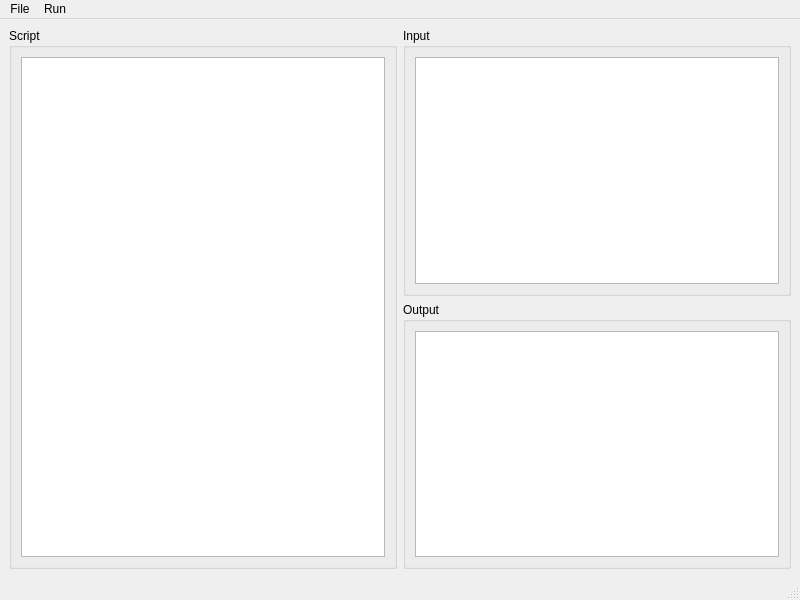
This is gui/ui/MainWindow.ui in RyanDeBarros/Lexico as Qt 5 draws it before an edit. The edited form follows.
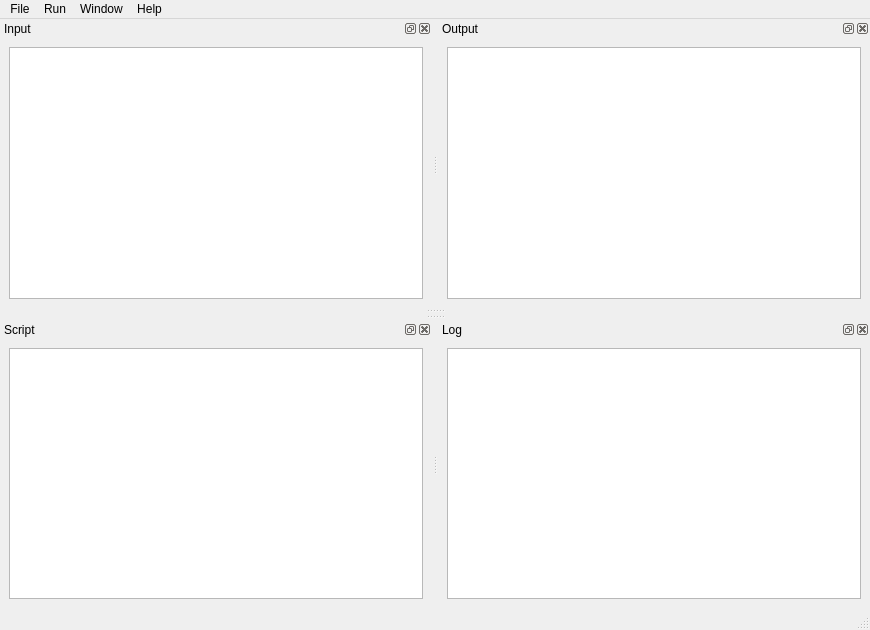
This is the edited form.

Commit message: Cleaner GUI design with dock widgets

```diff
--- a/gui/ui/MainWindow.ui
+++ b/gui/ui/MainWindow.ui
@@ -6,67 +6,30 @@
    <rect>
     <x>0</x>
     <y>0</y>
-    <width>800</width>
-    <height>600</height>
+    <width>870</width>
+    <height>630</height>
    </rect>
   </property>
   <property name="windowTitle">
    <string>MainWindow</string>
   </property>
   <widget class="QWidget" name="centralwidget">
-   <layout class="QHBoxLayout" name="horizontalLayout">
-    <item>
-     <widget class="QGroupBox" name="groupBox_2">
-      <property name="title">
-       <string>Script</string>
-      </property>
-      <layout class="QVBoxLayout" name="verticalLayout_3">
-       <item>
-        <widget class="QPlainTextEdit" name="scriptText"/>
-       </item>
-      </layout>
-     </widget>
-    </item>
-    <item>
-     <layout class="QVBoxLayout" name="verticalLayout_4">
-      <item>
-       <widget class="QGroupBox" name="groupBox">
-        <property name="title">
-         <string>Input</string>
-        </property>
-        <layout class="QVBoxLayout" name="verticalLayout">
-         <item>
-          <widget class="QPlainTextEdit" name="inputText"/>
-         </item>
-        </layout>
-       </widget>
-      </item>
-      <item>
-       <widget class="QGroupBox" name="groupBox_3">
-        <property name="title">
-         <string>Output</string>
-        </property>
-        <layout class="QVBoxLayout" name="verticalLayout_2">
-         <item>
-          <widget class="QPlainTextEdit" name="outputText">
-           <property name="readOnly">
-            <bool>true</bool>
-           </property>
-          </widget>
-         </item>
-        </layout>
-       </widget>
-      </item>
-     </layout>
-    </item>
-   </layout>
+   <property name="enabled">
+    <bool>true</bool>
+   </property>
+   <property name="maximumSize">
+    <size>
+     <width>0</width>
+     <height>0</height>
+    </size>
+   </property>
   </widget>
   <widget class="QMenuBar" name="menubar">
    <property name="geometry">
     <rect>
      <x>0</x>
      <y>0</y>
-     <width>800</width>
+     <width>870</width>
      <height>33</height>
     </rect>
    </property>
@@ -86,10 +49,98 @@
     </property>
     <addaction name="actionRunScript"/>
    </widget>
+   <widget class="QMenu" name="menuWindow">
+    <property name="title">
+     <string>Window</string>
+    </property>
+   </widget>
+   <widget class="QMenu" name="menuHelp">
+    <property name="title">
+     <string>Help</string>
+    </property>
+   </widget>
    <addaction name="menuFile"/>
    <addaction name="menuRun"/>
+   <addaction name="menuWindow"/>
+   <addaction name="menuHelp"/>
   </widget>
   <widget class="QStatusBar" name="statusbar"/>
+  <widget class="QDockWidget" name="dockWidget">
+   <property name="windowTitle">
+    <string>Input</string>
+   </property>
+   <property name="dockLocation">
+    <enum>Qt::DockWidgetArea::TopDockWidgetArea</enum>
+   </property>
+   <attribute name="dockWidgetArea">
+    <number>4</number>
+   </attribute>
+   <widget class="QWidget" name="dockWidgetContents">
+    <layout class="QVBoxLayout" name="verticalLayout">
+     <item>
+      <widget class="QPlainTextEdit" name="inputText"/>
+     </item>
+    </layout>
+   </widget>
+  </widget>
+  <widget class="QDockWidget" name="dockWidget_2">
+   <property name="windowTitle">
+    <string>Script</string>
+   </property>
+   <property name="dockLocation">
+    <enum>Qt::DockWidgetArea::BottomDockWidgetArea</enum>
+   </property>
+   <attribute name="dockWidgetArea">
+    <number>8</number>
+   </attribute>
+   <widget class="QWidget" name="dockWidgetContents_2">
+    <layout class="QVBoxLayout" name="verticalLayout_6">
+     <item>
+      <widget class="QPlainTextEdit" name="scriptText"/>
+     </item>
+    </layout>
+   </widget>
+  </widget>
+  <widget class="QDockWidget" name="dockWidget_3">
+   <property name="windowTitle">
+    <string>Log</string>
+   </property>
+   <property name="dockLocation">
+    <enum>Qt::DockWidgetArea::BottomDockWidgetArea</enum>
+   </property>
+   <attribute name="dockWidgetArea">
+    <number>8</number>
+   </attribute>
+   <widget class="QWidget" name="dockWidgetContents_3">
+    <layout class="QVBoxLayout" name="verticalLayout_7">
+     <item>
+      <widget class="QPlainTextEdit" name="logText"/>
+     </item>
+    </layout>
+   </widget>
+  </widget>
+  <widget class="QDockWidget" name="dockWidget_4">
+   <property name="windowTitle">
+    <string>Output</string>
+   </property>
+   <property name="dockLocation">
+    <enum>Qt::DockWidgetArea::TopDockWidgetArea</enum>
+   </property>
+   <attribute name="dockWidgetArea">
+    <number>4</number>
+   </attribute>
+   <widget class="QWidget" name="dockWidgetContents_4">
+    <layout class="QVBoxLayout" name="verticalLayout_2">
+     <item>
+      <widget class="QPlainTextEdit" name="outputText">
+       <property name="readOnly">
+        <bool>true</bool>
+       </property>
+      </widget>
+     </item>
+    </layout>
+   </widget>
+  </widget>
   <action name="actionOpenInputFile">
    <property name="text">
     <string>Open Input File</string>
```
Left out of the diff: 18 changed lines with no effect on the pictures.
